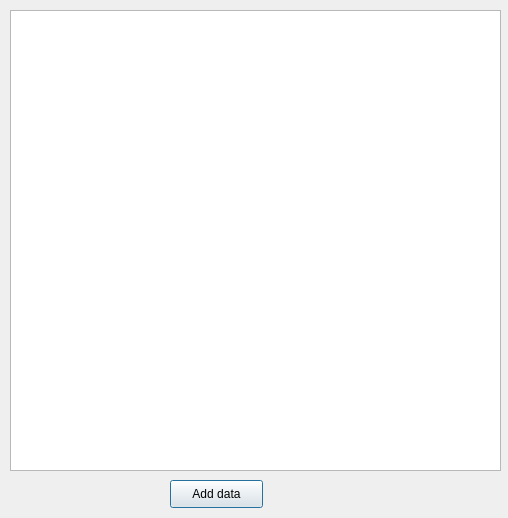
Before: the Qt Designer form widgets/add_to_canvas.ui in axelande/geodatafarm3, drawn with Qt 5.
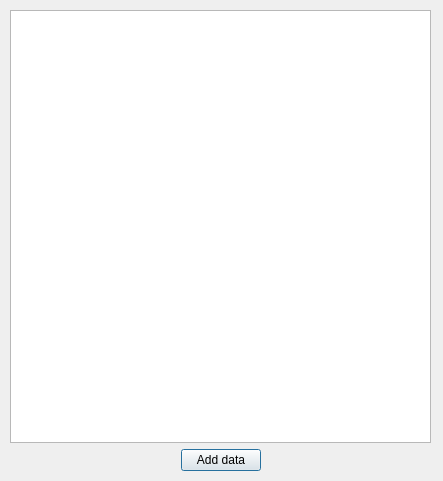
After: the same form once the commit is applied.

Commit message: Added "Layouts"  to the ui files and minor changes in files adding qt elements to the interfaces.

The edit to the form file:
```diff
--- a/widgets/add_to_canvas.ui
+++ b/widgets/add_to_canvas.ui
@@ -6,8 +6,8 @@
    <rect>
     <x>0</x>
     <y>0</y>
-    <width>508</width>
-    <height>518</height>
+    <width>443</width>
+    <height>481</height>
    </rect>
   </property>
   <property name="windowTitle">
@@ -16,28 +16,53 @@
   <property name="locale">
    <locale language="English" country="UnitedKingdom"/>
   </property>
-  <widget class="QPushButton" name="PBAddData">
-   <property name="geometry">
-    <rect>
-     <x>170</x>
-     <y>480</y>
-     <width>93</width>
-     <height>28</height>
-    </rect>
-   </property>
-   <property name="text">
-    <string>Add data</string>
-   </property>
-  </widget>
-  <widget class="QListWidget" name="LWAttributes">
+  <widget class="QWidget" name="gridLayoutWidget">
    <property name="geometry">
     <rect>
      <x>10</x>
      <y>10</y>
-     <width>491</width>
+     <width>421</width>
      <height>461</height>
     </rect>
    </property>
+   <layout class="QGridLayout" name="gridLayout">
+    <item row="1" column="1">
+     <widget class="QPushButton" name="PBAddData">
+      <property name="text">
+       <string>Add data</string>
+      </property>
+     </widget>
+    </item>
+    <item row="1" column="0">
+     <spacer name="horizontalSpacer">
+      <property name="orientation">
+       <enum>Qt::Horizontal</enum>
+      </property>
+      <property name="sizeHint" stdset="0">
+       <size>
+        <width>40</width>
+        <height>20</height>
+       </size>
+      </property>
+     </spacer>
+    </item>
+    <item row="1" column="2">
+     <spacer name="horizontalSpacer_2">
+      <property name="orientation">
+       <enum>Qt::Horizontal</enum>
+      </property>
+      <property name="sizeHint" stdset="0">
+       <size>
+        <width>40</width>
+        <height>20</height>
+       </size>
+      </property>
+     </spacer>
+    </item>
+    <item row="0" column="0" colspan="3">
+     <widget class="QListWidget" name="LWAttributes"/>
+    </item>
+   </layout>
   </widget>
  </widget>
  <resources/>
```
The commit also changes 14 other files.
